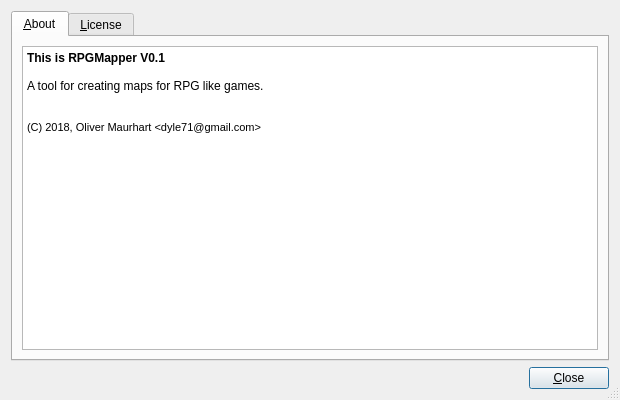
Before: the Qt Designer form bin/view/aboutdialog.ui in dyle/rpgmapper, drawn with Qt 5.
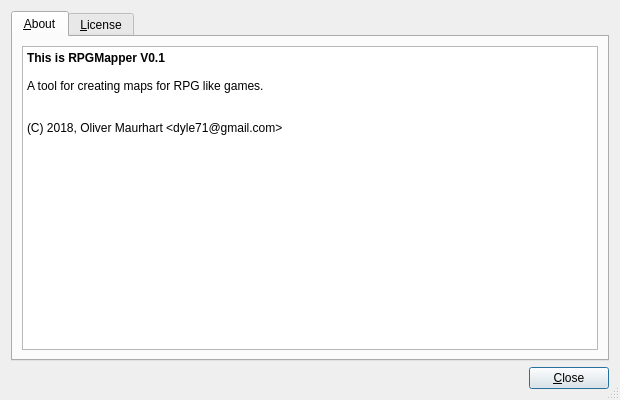
After: the same form once the commit is applied.

What changed in the file:
```diff
--- a/bin/view/aboutdialog.ui
+++ b/bin/view/aboutdialog.ui
@@ -39,13 +39,13 @@
           <string>&lt;!DOCTYPE HTML PUBLIC &quot;-//W3C//DTD HTML 4.0//EN&quot; &quot;http://www.w3.org/TR/REC-html40/strict.dtd&quot;&gt;
 &lt;html&gt;&lt;head&gt;&lt;meta setName=&quot;qrichtext&quot; content=&quot;1&quot; /&gt;&lt;style type=&quot;text/css&quot;&gt;
 p, li { white-space: pre-wrap; }
-&lt;/style&gt;&lt;/head&gt;&lt;body style=&quot; font-family:'Bitstream Vera Sans'; font-size:9pt; font-weight:400; font-style:normal;&quot;&gt;
+&lt;/style&gt;&lt;/head&gt;&lt;body style=&quot; font-family:'Bitstream Vera Sans'; font-setSize:9pt; font-weight:400; font-style:normal;&quot;&gt;
 &lt;p style=&quot; margin-top:0px; margin-bottom:0px; margin-left:0px; margin-right:0px; -qt-block-indent:0; text-indent:0px;&quot;&gt;&lt;span style=&quot; font-weight:600;&quot;&gt;This is RPGMapper V0.1&lt;/span&gt;&lt;/p&gt;
 &lt;p style=&quot;-qt-paragraph-type:empty; margin-top:0px; margin-bottom:0px; margin-left:0px; margin-right:0px; -qt-block-indent:0; text-indent:0px;&quot;&gt;&lt;br /&gt;&lt;/p&gt;
 &lt;p style=&quot; margin-top:0px; margin-bottom:0px; margin-left:0px; margin-right:0px; -qt-block-indent:0; text-indent:0px;&quot;&gt;A tool for creating maps for RPG like games.&lt;/p&gt;
 &lt;p style=&quot;-qt-paragraph-type:empty; margin-top:0px; margin-bottom:0px; margin-left:0px; margin-right:0px; -qt-block-indent:0; text-indent:0px;&quot;&gt;&lt;br /&gt;&lt;/p&gt;
 &lt;p style=&quot;-qt-paragraph-type:empty; margin-top:0px; margin-bottom:0px; margin-left:0px; margin-right:0px; -qt-block-indent:0; text-indent:0px;&quot;&gt;&lt;br /&gt;&lt;/p&gt;
-&lt;p style=&quot; margin-top:0px; margin-bottom:0px; margin-left:0px; margin-right:0px; -qt-block-indent:0; text-indent:0px;&quot;&gt;&lt;span style=&quot; font-size:8pt;&quot;&gt;(C) 2018, Oliver Maurhart &amp;lt;dyle71@gmail.com&amp;gt;&lt;/span&gt;&lt;/p&gt;&lt;/body&gt;&lt;/html&gt;</string>
+&lt;p style=&quot; margin-top:0px; margin-bottom:0px; margin-left:0px; margin-right:0px; -qt-block-indent:0; text-indent:0px;&quot;&gt;&lt;span style=&quot; font-setSize:8pt;&quot;&gt;(C) 2018, Oliver Maurhart &amp;lt;dyle71@gmail.com&amp;gt;&lt;/span&gt;&lt;/p&gt;&lt;/body&gt;&lt;/html&gt;</string>
          </property>
         </widget>
        </item>
```
